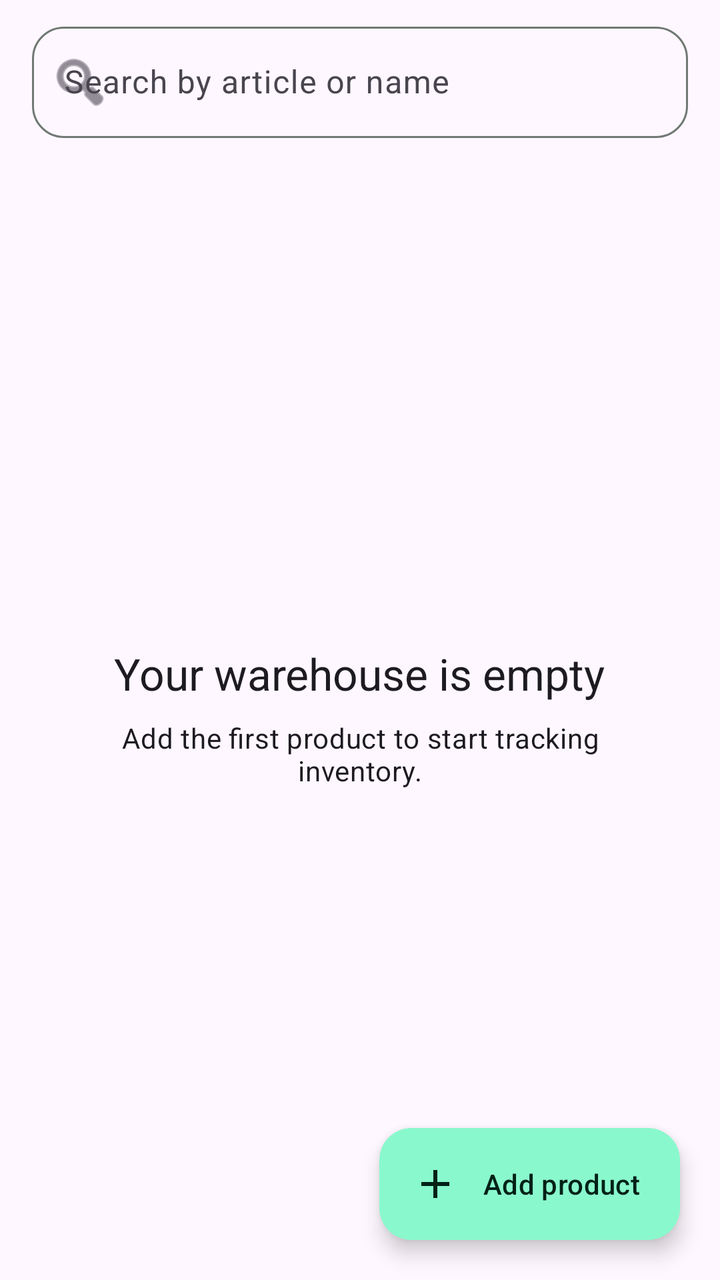
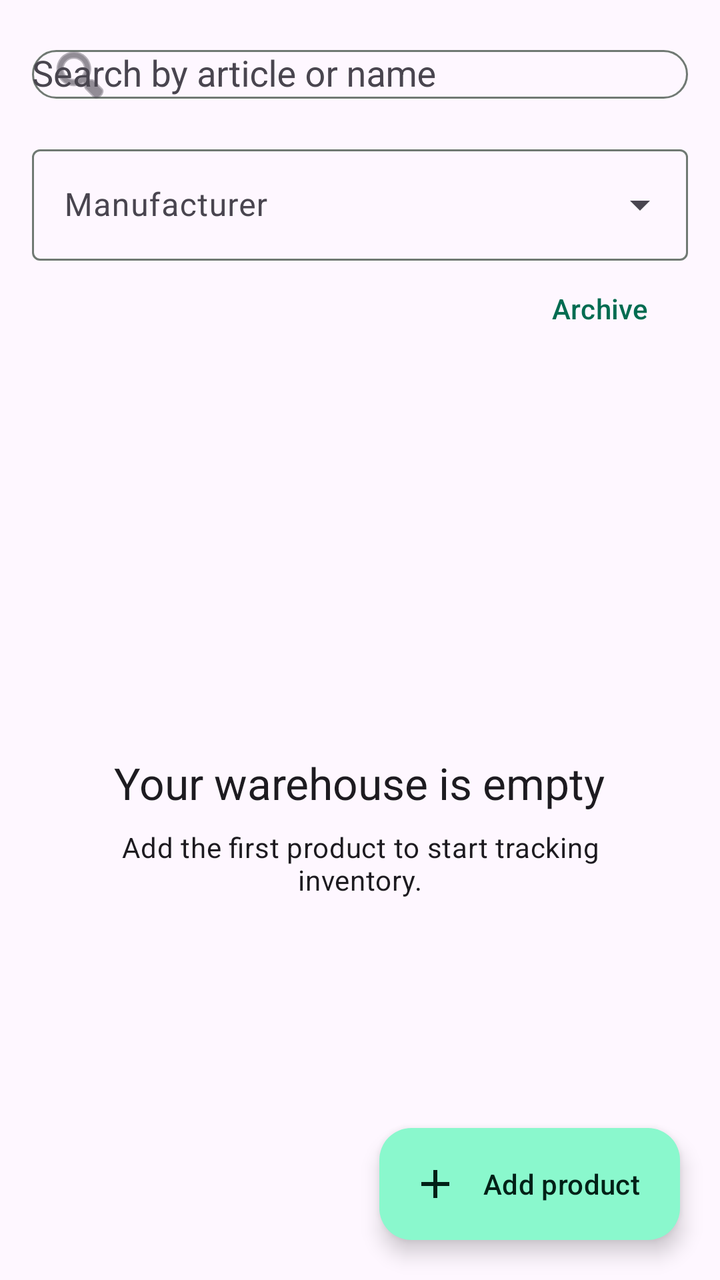

Screens rendered from an Android XML layout before and after an edit, with the pre-edit source and the edit as a unified diff.
<!-- AndroidManifest.xml: application theme Theme.StockKeeper -->
<!-- res/layout/fragment_warehouse.xml -->
<?xml version="1.0" encoding="utf-8"?>
<androidx.coordinatorlayout.widget.CoordinatorLayout xmlns:android="http://schemas.android.com/apk/res/android"
    xmlns:app="http://schemas.android.com/apk/res-auto"
    android:layout_width="match_parent"
    android:layout_height="match_parent">

    <LinearLayout android:layout_width="match_parent" android:layout_height="match_parent" android:orientation="vertical" android:paddingStart="16dp" android:paddingEnd="16dp">
        <com.google.android.material.textfield.TextInputLayout
            android:layout_width="match_parent" android:layout_height="wrap_content" android:layout_marginTop="8dp"
            app:boxBackgroundMode="outline" app:boxCornerRadiusTopStart="16dp" app:boxCornerRadiusTopEnd="16dp" app:boxCornerRadiusBottomStart="16dp" app:boxCornerRadiusBottomEnd="16dp"
            app:startIconDrawable="@android:drawable/ic_menu_search">
            <com.google.android.material.textfield.TextInputEditText
                android:id="@+id/searchInput" android:layout_width="match_parent" android:layout_height="wrap_content"
                android:hint="@string/search_hint" android:imeOptions="actionSearch" android:inputType="text" android:maxLines="1" />
        </com.google.android.material.textfield.TextInputLayout>

        <FrameLayout android:layout_width="match_parent" android:layout_height="0dp" android:layout_weight="1" android:layout_marginTop="8dp">
            <androidx.recyclerview.widget.RecyclerView
                android:id="@+id/productList" android:layout_width="match_parent" android:layout_height="match_parent"
                android:clipToPadding="false" android:paddingBottom="88dp" />
            <LinearLayout android:id="@+id/emptyState" android:layout_width="match_parent" android:layout_height="match_parent" android:gravity="center" android:orientation="vertical" android:padding="32dp">
                <TextView android:layout_width="wrap_content" android:layout_height="wrap_content" android:text="@string/no_products_title" android:textAppearance="@style/TextAppearance.Material3.TitleLarge" />
                <TextView android:layout_width="wrap_content" android:layout_height="wrap_content" android:layout_marginTop="8dp" android:gravity="center" android:text="@string/no_products_message" android:textAppearance="@style/TextAppearance.Material3.BodyMedium" />
            </LinearLayout>
        </FrameLayout>
    </LinearLayout>

    <com.google.android.material.floatingactionbutton.ExtendedFloatingActionButton
        android:id="@+id/addProductButton" android:layout_width="wrap_content" android:layout_height="wrap_content"
        android:layout_gravity="bottom|end" android:layout_margin="20dp" android:text="@string/add_product" app:icon="@drawable/ic_add" />
</androidx.coordinatorlayout.widget.CoordinatorLayout>
<!-- resources referenced by this layout -->
<resources>
  <!-- drawable ic_add (drawable) -->
  <vector xmlns:android="http://schemas.android.com/apk/res/android" android:width="24dp" android:height="24dp" android:viewportWidth="24" android:viewportHeight="24">
      <path android:fillColor="@android:color/white" android:pathData="M19,13h-6v6h-2v-6H5v-2h6V5h2v6h6v2z" />
  </vector>
  <string name="add_product">Add product</string>
  <string name="no_products_message">Add the first product to start tracking inventory.</string>
  <string name="no_products_title">Your warehouse is empty</string>
  <string name="search_hint">Search by article or name</string>
  <style name="Theme.StockKeeper" parent="Base.Theme.StockKeeper" />
  <style name="Base.Theme.StockKeeper" parent="Theme.Material3.DayNight.NoActionBar">
          <item name="colorPrimary">@color/primary</item>
          <item name="colorOnPrimary">@color/on_primary</item>
          <item name="colorPrimaryContainer">@color/primary_container</item>
          <item name="colorOnPrimaryContainer">@color/on_primary_container</item>
          <item name="colorSecondary">@color/secondary</item>
          <item name="colorSurface">@color/surface</item>
          <item name="colorOnSurface">@color/on_surface</item>
          <item name="colorOutline">@color/outline</item>
          <item name="colorError">@color/error</item>
          <item name="android:windowLightStatusBar">true</item>
      </style>
  <color name="primary">#006C51</color>
  <color name="on_primary">#FFFFFF</color>
  <color name="primary_container">#8AF8CD</color>
  <color name="on_primary_container">#002117</color>
  <color name="secondary">#4C635A</color>
  <color name="surface">#F7FBF7</color>
  <color name="on_surface">#191C1A</color>
  <color name="outline">#707973</color>
  <color name="error">#BA1A1A</color>
</resources>

<!-- the commit's change to res/layout/fragment_warehouse.xml (unified diff, before → after) -->
@@ -8,11 +8,36 @@
         <com.google.android.material.textfield.TextInputLayout
             android:layout_width="match_parent" android:layout_height="wrap_content" android:layout_marginTop="8dp"
             app:boxBackgroundMode="outline" app:boxCornerRadiusTopStart="16dp" app:boxCornerRadiusTopEnd="16dp" app:boxCornerRadiusBottomStart="16dp" app:boxCornerRadiusBottomEnd="16dp"
-            app:startIconDrawable="@android:drawable/ic_menu_search">
-            <com.google.android.material.textfield.TextInputEditText
+            app:startIconDrawable="@android:drawable/ic_menu_search"
+            app:endIconMode="clear_text">
+            <com.google.android.material.textfield.MaterialAutoCompleteTextView
                 android:id="@+id/searchInput" android:layout_width="match_parent" android:layout_height="wrap_content"
-                android:hint="@string/search_hint" android:imeOptions="actionSearch" android:inputType="text" android:maxLines="1" />
+                android:completionThreshold="0" android:hint="@string/search_hint" android:imeOptions="actionSearch" android:inputType="text" android:maxLines="1" />
         </com.google.android.material.textfield.TextInputLayout>
+
+        <com.google.android.material.textfield.TextInputLayout
+            style="@style/Widget.Material3.TextInputLayout.OutlinedBox.ExposedDropdownMenu"
+            android:layout_width="match_parent"
+            android:layout_height="wrap_content"
+            android:layout_marginTop="8dp"
+            android:hint="@string/manufacturer_filter"
+            app:endIconMode="dropdown_menu">
+            <com.google.android.material.textfield.MaterialAutoCompleteTextView
+                android:id="@+id/manufacturerFilter"
+                android:layout_width="match_parent"
+                android:layout_height="wrap_content"
+                android:completionThreshold="0"
+                android:inputType="textCapWords"
+                android:maxLines="1" />
+        </com.google.android.material.textfield.TextInputLayout>
+
+        <com.google.android.material.button.MaterialButton
+            android:id="@+id/openArchiveButton"
+            style="@style/Widget.Material3.Button.TextButton"
+            android:layout_width="wrap_content"
+            android:layout_height="wrap_content"
+            android:layout_gravity="end"
+            android:text="@string/open_archive" />
 
         <FrameLayout android:layout_width="match_parent" android:layout_height="0dp" android:layout_weight="1" android:layout_marginTop="8dp">
             <androidx.recyclerview.widget.RecyclerView
<!-- resource entries referenced after the edit -->
@@ -5,8 +5,10 @@
       <path android:fillColor="@android:color/white" android:pathData="M19,13h-6v6h-2v-6H5v-2h6V5h2v6h6v2z" />
   </vector>
   <string name="add_product">Add product</string>
+  <string name="manufacturer_filter">Manufacturer</string>
   <string name="no_products_message">Add the first product to start tracking inventory.</string>
   <string name="no_products_title">Your warehouse is empty</string>
+  <string name="open_archive">Archive</string>
   <string name="search_hint">Search by article or name</string>
   <style name="Theme.StockKeeper" parent="Base.Theme.StockKeeper" />
   <style name="Base.Theme.StockKeeper" parent="Theme.Material3.DayNight.NoActionBar">
